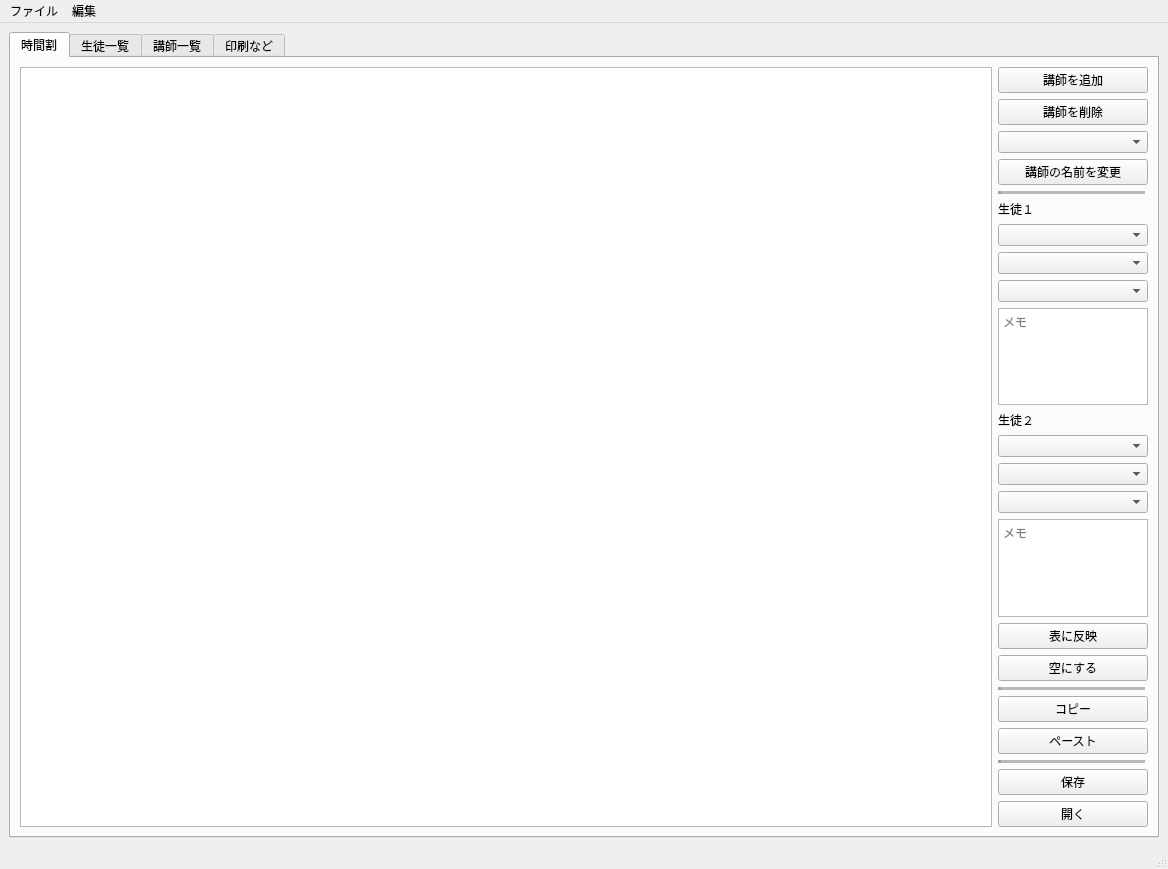
The window that mainwindow.ui (ROMEKANA/TimeTable) describes before a commit, drawn with Qt 5.
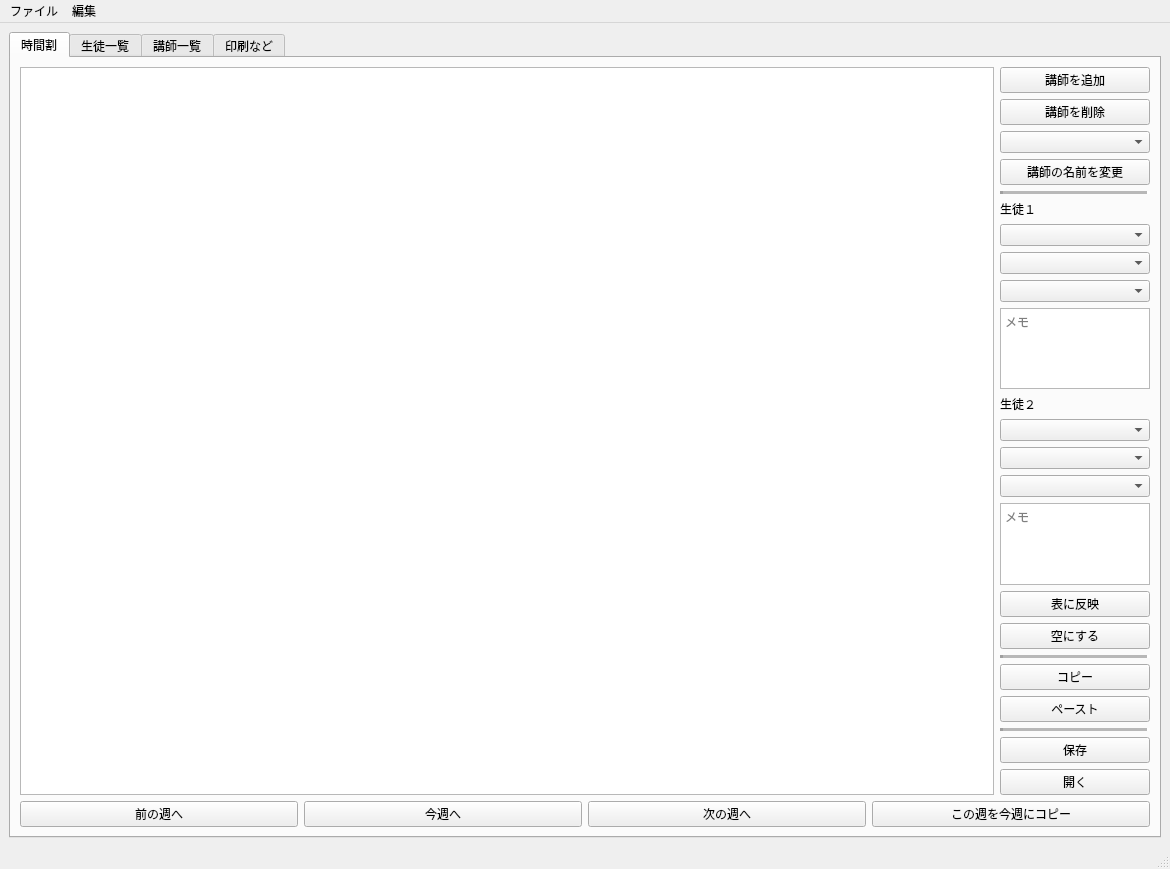
The same window after the commit.

Commit message: UIのレイアウトを修正し、印刷ボタンの配置を改善

What changed in the file:
```diff
--- a/mainwindow.ui
+++ b/mainwindow.ui
@@ -6,7 +6,7 @@
    <rect>
     <x>0</x>
     <y>0</y>
-    <width>1168</width>
+    <width>1170</width>
     <height>869</height>
    </rect>
   </property>
@@ -14,8 +14,8 @@
    <string>塾時間割表</string>
   </property>
   <widget class="QWidget" name="centralwidget">
-   <layout class="QHBoxLayout" name="horizontalLayout_6">
-    <item>
+   <layout class="QGridLayout" name="gridLayout_3">
+    <item row="0" column="0">
      <widget class="QTabWidget" name="mainTabWidget">
       <property name="sizePolicy">
        <sizepolicy hsizetype="Expanding" vsizetype="Expanding">
@@ -30,7 +30,7 @@
        <attribute name="title">
         <string>時間割</string>
        </attribute>
-       <layout class="QHBoxLayout" name="horizontalLayout">
+       <layout class="QVBoxLayout" name="verticalLayout_2">
         <item>
          <layout class="QHBoxLayout" name="horizontalLayout_3" stretch="13,2">
           <item>
@@ -263,6 +263,38 @@
           </item>
          </layout>
         </item>
+        <item>
+         <layout class="QHBoxLayout" name="horizontalLayout">
+          <item>
+           <widget class="QPushButton" name="lastWeekButton">
+            <property name="text">
+             <string>前の週へ</string>
+            </property>
+           </widget>
+          </item>
+          <item>
+           <widget class="QPushButton" name="thisWeekButton">
+            <property name="text">
+             <string>今週へ</string>
+            </property>
+           </widget>
+          </item>
+          <item>
+           <widget class="QPushButton" name="pushButton">
+            <property name="text">
+             <string>次の週へ</string>
+            </property>
+           </widget>
+          </item>
+          <item>
+           <widget class="QPushButton" name="copyToThisWeek">
+            <property name="text">
+             <string>この週を今週にコピー</string>
+            </property>
+           </widget>
+          </item>
+         </layout>
+        </item>
        </layout>
       </widget>
       <widget class="QWidget" name="studentTab">
@@ -431,7 +463,7 @@
     <rect>
      <x>0</x>
      <y>0</y>
-     <width>1168</width>
+     <width>1170</width>
      <height>21</height>
     </rect>
    </property>
```
Left out of the diff: 14 changed lines with no effect on the pictures. Lines whose indentation alone changed are shown as unchanged.
